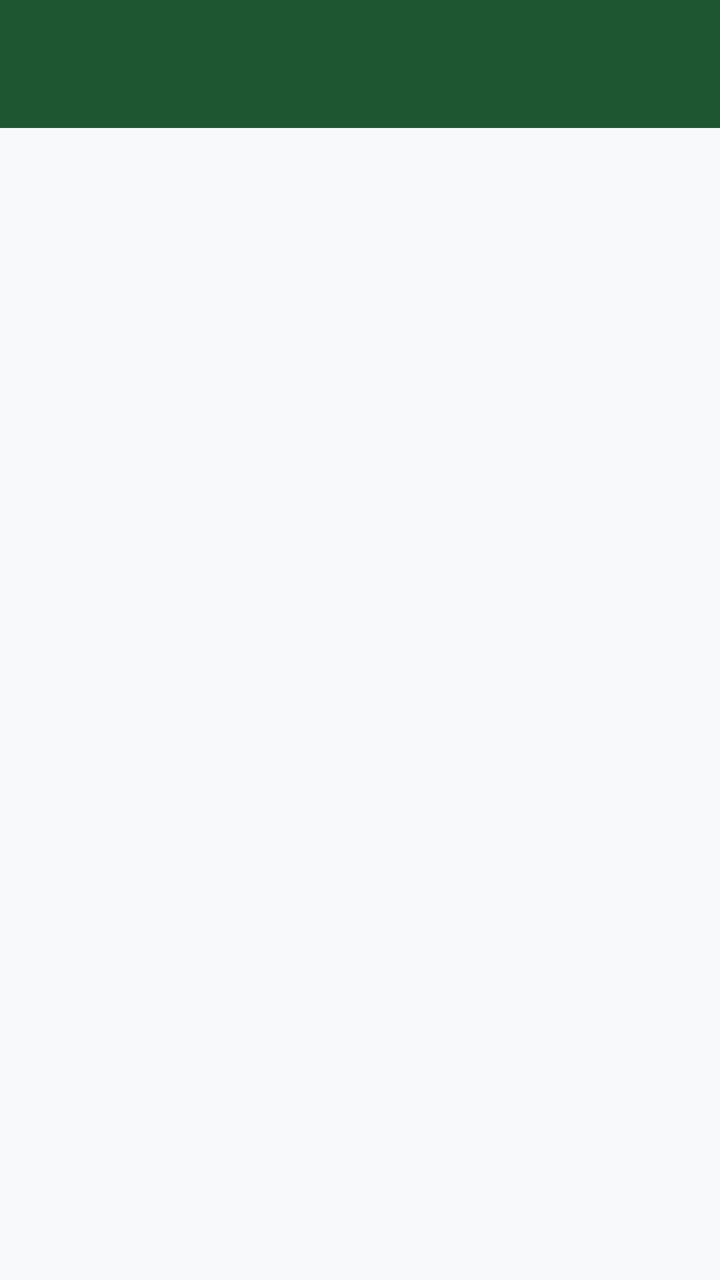
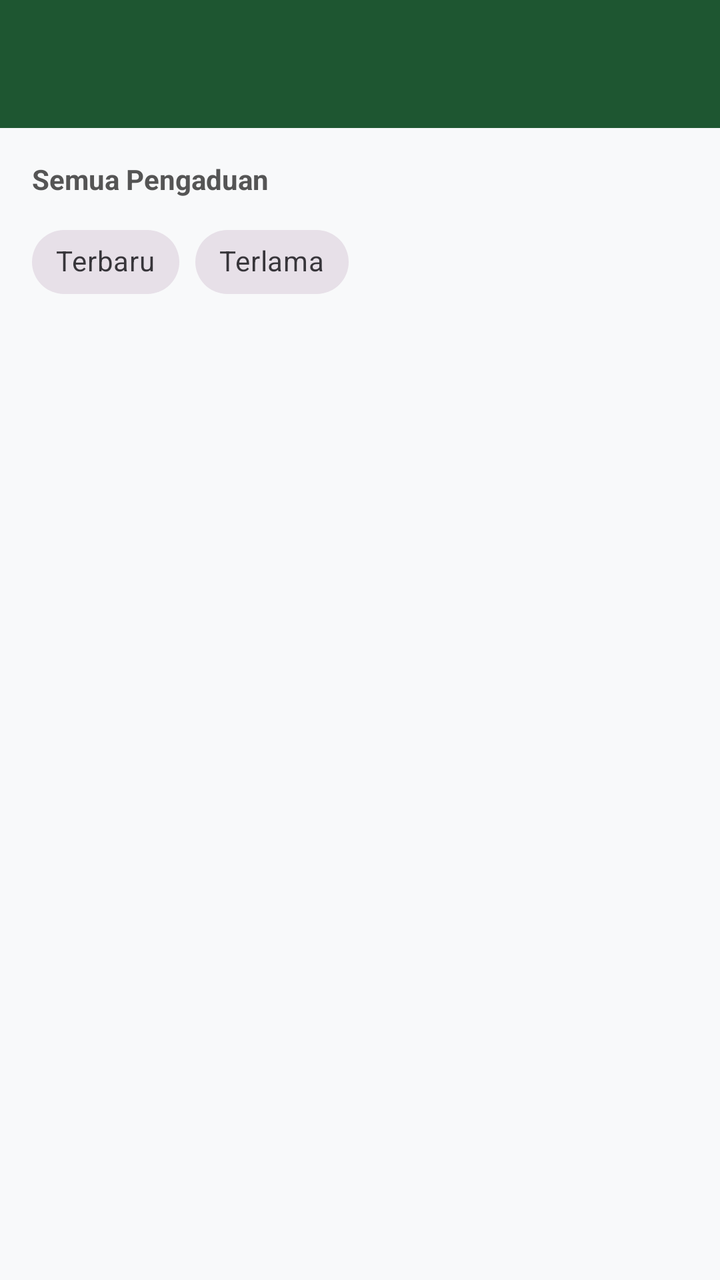

Before-and-after screenshots of an Android layout around one commit, followed by the original layout XML and the change that was made.
<!-- AndroidManifest.xml: application theme Theme.Abil -->
<!-- res/layout/fragment_laporan.xml -->
<?xml version="1.0" encoding="utf-8"?>
<androidx.coordinatorlayout.widget.CoordinatorLayout xmlns:android="http://schemas.android.com/apk/res/android"
    xmlns:app="http://schemas.android.com/apk/res-auto"
    xmlns:tools="http://schemas.android.com/tools"
    android:layout_width="match_parent"
    android:layout_height="match_parent"
    android:background="@color/softLight"
    tools:context=".Laporan.LaporanFragment">

    <com.google.android.material.appbar.AppBarLayout
        android:id="@+id/appBarLayout"
        android:layout_width="match_parent"
        android:layout_height="wrap_content"
        android:theme="@style/ThemeOverlay.AppCompat.Dark.ActionBar">

        <androidx.appcompat.widget.Toolbar
            android:id="@+id/toolbar"
            android:layout_width="match_parent"
            android:layout_height="?attr/actionBarSize"
            android:background="@color/softLight"
            android:backgroundTint="@color/heritageGreen"
            app:layout_scrollFlags="scroll|enterAlways"
            app:titleTextColor="@color/softLight" />
    </com.google.android.material.appbar.AppBarLayout>

    <ListView
        android:id="@+id/listLaporanItems"
        android:layout_width="match_parent"
        android:layout_height="match_parent"
        app:layout_behavior="@string/appbar_scrolling_view_behavior" />

</androidx.coordinatorlayout.widget.CoordinatorLayout>
<!-- resources referenced by this layout -->
<resources>
  <color name="heritageGreen">#1E5631</color>
  <color name="softLight">#F8F9FA</color>
  <style name="Theme.Abil" parent="Base.Theme.Abil" />
  <style name="Base.Theme.Abil" parent="Theme.Material3.DayNight.NoActionBar">
          
          
      </style>
</resources>

<!-- the commit's change to res/layout/fragment_laporan.xml (unified diff, before → after) -->
@@ -23,10 +23,51 @@
             app:titleTextColor="@color/softLight" />
     </com.google.android.material.appbar.AppBarLayout>
 
-    <ListView
-        android:id="@+id/listLaporanItems"
+    <LinearLayout
         android:layout_width="match_parent"
         android:layout_height="match_parent"
-        app:layout_behavior="@string/appbar_scrolling_view_behavior" />
+        android:orientation="vertical"
+        app:layout_behavior="@string/appbar_scrolling_view_behavior">
+
+        <TextView
+            android:layout_width="match_parent"
+            android:layout_height="wrap_content"
+            android:layout_marginHorizontal="16dp"
+            android:layout_marginTop="16dp"
+            android:layout_marginBottom="8dp"
+            android:text="Semua Pengaduan"
+            android:textColor="#555555"
+            android:textSize="14sp"
+            android:textStyle="bold" />
+
+        <com.google.android.material.chip.ChipGroup
+            android:id="@+id/chipGroupLaporan"
+            android:layout_width="wrap_content"
+            android:layout_height="wrap_content"
+            android:layout_marginHorizontal="16dp"
+            app:singleSelection="true">
+
+            <com.google.android.material.chip.Chip
+                android:id="@+id/chipTerbaru"
+                style="@style/Widget.MaterialComponents.Chip.Filter"
+                android:layout_width="wrap_content"
+                android:layout_height="wrap_content"
+                android:text="Terbaru" />
+
+            <com.google.android.material.chip.Chip
+                android:id="@+id/chipTerlama"
+                style="@style/Widget.MaterialComponents.Chip.Filter"
+                android:layout_width="wrap_content"
+                android:layout_height="wrap_content"
+                android:text="Terlama" />
+        </com.google.android.material.chip.ChipGroup>
+
+        <androidx.recyclerview.widget.RecyclerView
+            android:id="@+id/rvLaporanItems"
+            android:layout_width="match_parent"
+            android:layout_height="match_parent"
+            android:clipToPadding="false"
+            android:paddingBottom="16dp" />
+    </LinearLayout>
 
 </androidx.coordinatorlayout.widget.CoordinatorLayout>
